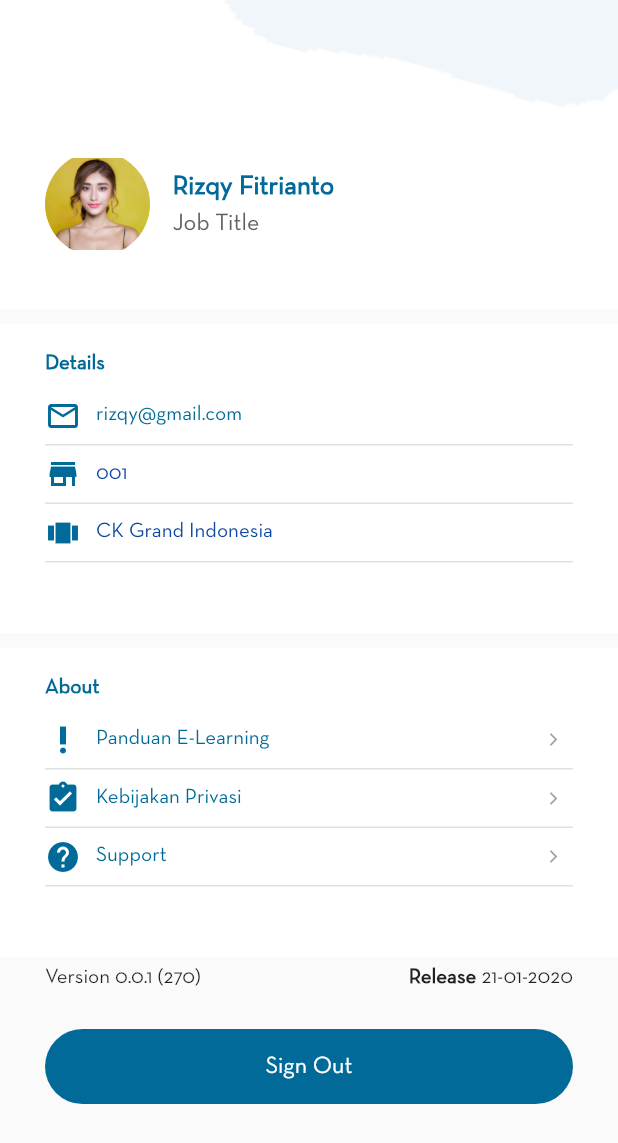
After one commit to rizqyfitrianto1/KCG_E-LEARNING, a Flutter app: the AccountPage screen opened directly, on a phone screen of 412 x 824 dp. The commit adds this screen. Shown: the top 1143 px of the screen. Run offline on Flutter 3.47's test engine with Material 2 defaults, Android fonts, the phone set to English and light mode, and no system bars.

Commit message:
add layout account

```diff
--- a/lib/src/ui/account.dart
+++ b/lib/src/ui/account.dart
@@ -1,7 +1,4 @@
 import 'package:flutter/material.dart';
-import 'package:kcg_elearning/src/ui/submenu_view.dart';
-import 'package:kcg_elearning/src/ui/success_view.dart';
-
 
 class Account extends StatefulWidget {
   @override
@@ -9,29 +6,11 @@ class Account extends StatefulWidget {
 }
 
 class _AccountState extends State<Account> {
-
   @override
   Widget build(BuildContext context) {
     return Scaffold(
-      body: SafeArea(
-              child: Center(
-          child: Column(
-            children: <Widget>[
-              RaisedButton(
-              onPressed: (){
-                Navigator.push(context, MaterialPageRoute(builder: (context) => MenuDetail()));
-              },
-              child: Text("Menu Detail"),
-              ),
-              RaisedButton(
-              onPressed: (){
-                Navigator.push(context, MaterialPageRoute(builder: (context) => SuccessPage()));
-              },
-              child: Text("Submit Answer"),
-              ),
-              ]
-          ),
-        ),
+      body: Center(
+        child: Text("Account")
       ),
     );
   }
--- /dev/null
+++ b/lib/src/ui/account_page.dart
@@ -0,0 +1,321 @@
+import 'package:flutter/material.dart';
+
+class AccountPage extends StatefulWidget {
+  @override
+  _AccountPageState createState() => _AccountPageState();
+}
+
+class _AccountPageState extends State<AccountPage> {
+  @override
+  Widget build(BuildContext context) {
+    return Scaffold(
+      body: SafeArea(
+        child: Container(
+          color: Colors.grey[50],
+          child: Column(children: <Widget>[
+            Container(
+              height: MediaQuery.of(context).size.height / 4,
+              color: Colors.white,
+              child: Stack(children: <Widget>[
+                Positioned(
+                  left: 120,
+                  top: -290,
+                  child: RotationTransition(
+                    turns: AlwaysStoppedAnimation(15/360),
+                                      child: Container(
+                      height: 350,
+                      width: 400,
+                      decoration: BoxDecoration(
+                        color: Colors.transparent,
+                        image: DecorationImage(
+                          fit: BoxFit.fill,
+                          image: AssetImage(
+                            'assets/overlay_3.png',
+                          ),
+                        ),
+                      ),
+                    ),
+                  ),
+                ),
+                Positioned(
+                  left: 25.0,
+                  bottom: 30.0,
+                  child: Row(
+                    children: <Widget>[
+                      Container(
+                        padding: EdgeInsets.all(5.0),
+                        decoration: BoxDecoration(
+                            borderRadius:
+                                BorderRadius.all(Radius.circular(30.0)),
+                            color: Colors.white),
+                        child: ClipOval(
+                          child: Image.asset(
+                            "assets/user.jpeg",
+                            width: 70.0,
+                            height: 70.0,
+                            fit: BoxFit.fitWidth,
+                          ),
+                        ),
+                      ),
+                      Container(
+                        padding: EdgeInsets.only(left: 10.0),
+                        child: Column(
+                          mainAxisAlignment: MainAxisAlignment.start,
+                          crossAxisAlignment: CrossAxisAlignment.start,
+                          children: <Widget>[
+                            Text(
+                              "Rizqy Fitrianto",
+                              style: TextStyle(
+                                  fontSize: 18.0,
+                                  fontWeight: FontWeight.w700,
+                                  color: Color(0xFF026A98)),
+                            ),
+                            SizedBox(height: 8.0),
+                            Text(
+                              "Job Title",
+                              style: TextStyle(
+                                  fontSize: 16.0,
+                                  fontWeight: FontWeight.w300,
+                                  color: Colors.grey[700]),
+                            ),
+                          ],
+                        ),
+                      ),
+                    ],
+                  ),
+                ),
+              ]),
+            ),
+            Container(
+              margin: EdgeInsets.only(top: 10.0),
+              padding: EdgeInsets.symmetric(vertical : 20.0, horizontal: 30.0),
+              height: MediaQuery.of(context).size.height / 4,
+              width: MediaQuery.of(context).size.width,
+              color: Colors.white,
+              child: Column(
+                children: <Widget>[
+                  Align(
+                      alignment: Alignment.centerLeft,
+                      child: Text(
+                        "Details",
+                        style: TextStyle(
+                            color: Color(0xFF026A98),
+                            fontWeight: FontWeight.w700,
+                            fontSize: 14.0),
+                      )),
+                  Padding(
+                    padding: const EdgeInsets.only(bottom: 7.0, top: 15.0),
+                    child: Row(children: <Widget>[
+                      Icon(
+                        Icons.mail_outline,
+                        color: Color(0xFF026A98),
+                      ),
+                      SizedBox(width: 10.0),
+                      Text(
+                        "rizqy@gmail.com",
+                        style: TextStyle(
+                            color: Color(0xFF026A98),
+                            fontWeight: FontWeight.w500,
+                            fontSize: 14.0),
+                      )
+                    ]),
+                  ),
+                  Container(
+                    height: 1.0,
+                    color: Colors.grey[300],
+                  ),
+                  Padding(
+                    padding: const EdgeInsets.symmetric(vertical: 7.0),
+                    child: Row(children: <Widget>[
+                      Icon(
+                        Icons.store,
+                        color: Color(0xFF026A98),
+                      ),
+                      SizedBox(width: 10.0),
+                      Text(
+                        "001",
+                        style:
+                            TextStyle(color: Colors.blue[900], fontSize: 14.0),
+                      )
+                    ]),
+                  ),
+                  Container(
+                    height: 1.0,
+                    color: Colors.grey[300],
+                  ),
+                  Padding(
+                    padding: const EdgeInsets.symmetric(vertical: 7.0),
+                    child: Row(children: <Widget>[
+                      Icon(
+                        Icons.view_carousel,
+                        color: Color(0xFF026A98),
+                      ),
+                      SizedBox(width: 10.0),
+                      Text(
+                        "CK Grand Indonesia",
+                        style:
+                            TextStyle(color: Colors.blue[900], fontSize: 14.0),
+                      )
+                    ]),
+                  ),
+                  Container(
+                    height: 1.0,
+                    color: Colors.grey[300],
+                  )
+                ],
+              ),
+            ),
+            Container(
+              margin: EdgeInsets.only(top: 10.0),
+              padding: EdgeInsets.symmetric(vertical : 20.0, horizontal: 30.0),
+              height: MediaQuery.of(context).size.height / 4,
+              width: MediaQuery.of(context).size.width,
+              color: Colors.white,
+              child: Column(
+                children: <Widget>[
+                  Align(
+                      alignment: Alignment.centerLeft,
+                      child: Text("About",
+                          style: TextStyle(
+                              color: Color(0xFF026A98),
+                              fontWeight: FontWeight.w700,
+                              fontSize: 14.0))),
+                  Container(
+                    padding: const EdgeInsets.only(bottom: 7.0, top: 15.0),
+                    child: Row(
+                      mainAxisAlignment: MainAxisAlignment.spaceBetween,
+                      children: <Widget>[
+                        Row(children: <Widget>[
+                          Icon(
+                            Icons.priority_high,
+                            color: Color(0xFF026A98),
+                          ),
+                          SizedBox(width: 10.0),
+                          Text(
+                            "Panduan E-Learning",
+                            style: TextStyle(
+                                color: Color(0xFF026A98), fontSize: 14.0),
+                          ),
+                        ]),
+                        Padding(
+                          padding: const EdgeInsets.only(right: 8.0),
+                          child: Icon(
+                            Icons.arrow_forward_ios,
+                            size: 10.0,
+                            color: Colors.grey[500],
+                          ),
+                        ),
+                      ],
+                    ),
+                  ),
+                  Container(
+                    height: 1.0,
+                    color: Colors.grey[300],
+                  ),
+                  Container(
+                    padding: const EdgeInsets.symmetric(vertical: 7.0),
+                    child: Row(
+                      mainAxisAlignment: MainAxisAlignment.spaceBetween,
+                      children: <Widget>[
+                        Row(children: <Widget>[
+                          Icon(
+                            Icons.assignment_turned_in,
+                            color: Color(0xFF026A98),
+                          ),
+                          SizedBox(width: 10.0),
+                          Text(
+                            "Kebijakan Privasi",
+                            style: TextStyle(
+                                color: Color(0xFF026A98), fontSize: 14.0),
+                          ),
+                        ]),
+                        Padding(
+                          padding: const EdgeInsets.only(right: 8.0),
+                          child: Icon(
+                            Icons.arrow_forward_ios,
+                            size: 10.0,
+                            color: Colors.grey[500],
+                          ),
+                        ),
+                      ],
+                    ),
+                  ),
+                  Container(
+                    height: 1.0,
+                    color: Colors.grey[300],
+                  ),
+                  Container(
+                    padding: const EdgeInsets.symmetric(vertical: 7.0),
+                    child: Row(
+                      mainAxisAlignment: MainAxisAlignment.spaceBetween,
+                      children: <Widget>[
+                        Row(children: <Widget>[
+                          Icon(
+                            Icons.help,
+                            color: Color(0xFF026A98),
+                          ),
+                          SizedBox(width: 10.0),
+                          Text(
+                            "Support",
+                            style: TextStyle(
+                                color: Color(0xFF026A98), fontSize: 14.0),
+                          ),
+                        ]),
+                        Padding(
+                          padding: const EdgeInsets.only(right: 8.0),
+                          child: Icon(
+                            Icons.arrow_forward_ios,
+                            size: 10.0,
+                            color: Colors.grey[500],
+                          ),
+                        ),
+                      ],
+                    ),
+                  ),
+                  Container(
+                    height: 1.0,
+                    color: Colors.grey[300],
+                  )
+                ],
+              ),
+            ),
+            Padding(
+              padding:
+                  const EdgeInsets.symmetric(vertical: 7.0, horizontal: 30.0),
+              child: Row(
+                mainAxisAlignment: MainAxisAlignment.spaceBetween,
+                children: <Widget>[
+                  Text("Version 0.0.1 (270)"),
+                  Row(children: <Widget>[
+                    Text("Release ",style: TextStyle(fontWeight: FontWeight.w700),),
+                                        Text("21-01-2020"),
+                    ])
+                ],
+              ),
+            ),
+            Container(
+              height: 50.0,
+              margin: EdgeInsets.symmetric(vertical : 20.0, horizontal: 30.0),
+              decoration: BoxDecoration(
+                borderRadius: BorderRadius.circular(30.0),
+                color: Color(0xFF026A98),
+              ),
+              child: InkWell(
+                onTap: () {},
+                child: Center(
+                  child: Text(
+                    'Sign Out',
+                    style: TextStyle(
+                      fontSize: 16.0,
+                      color: Colors.white,
+                    ),
+                  ),
+                ),
+              ),
+            ),
+          ]),
+        ),
+      ),
+    );
+  }
+}
--- a/lib/src/ui/something.dart
+++ b/lib/src/ui/something.dart
@@ -1,5 +1,8 @@
 import 'package:flutter/material.dart';
+import 'package:kcg_elearning/src/ui/account_page.dart';
 import 'package:kcg_elearning/src/ui/quiz.dart';
+import 'package:kcg_elearning/src/ui/submenu_view.dart';
+import 'package:kcg_elearning/src/ui/success_view.dart';
 
 class Something extends StatefulWidget {
   @override
@@ -10,13 +13,38 @@ class _SomethingState extends State<Something> {
   @override
   Widget build(BuildContext context) {
     return Scaffold(
-      body: Center(
-        child: RaisedButton(
-          onPressed: (){
-            Navigator.push(context, MaterialPageRoute(builder: (context) => Quiz()));
-          },
-          child: Text("QUIZ"),
+      body: Container(
+        child: Center(
+          child: Column(
+            mainAxisAlignment: MainAxisAlignment.center,
+            children: <Widget>[
+              RaisedButton(
+                onPressed: (){
+                  Navigator.push(context, MaterialPageRoute(builder: (context) => Quiz()));
+                },
+                child: Text("QUIZ"),
+                ),
+                RaisedButton(
+              onPressed: (){
+                Navigator.push(context, MaterialPageRoute(builder: (context) => MenuDetail()));
+              },
+              child: Text("Menu Detail"),
+              ),
+              RaisedButton(
+              onPressed: (){
+                Navigator.push(context, MaterialPageRoute(builder: (context) => SuccessPage()));
+              },
+              child: Text("Submit Answer"),
+              ),
+              RaisedButton(
+              onPressed: (){
+                Navigator.push(context, MaterialPageRoute(builder: (context) => AccountPage()));
+              },
+              child: Text("Account"),
+              ),
+            ],
           ),
+        ),
       ),
     );
   }
```
Also changed, not shown: assets/image3.jpeg (deleted), assets/overlay.jpeg (deleted), assets/user.jpeg (added).
